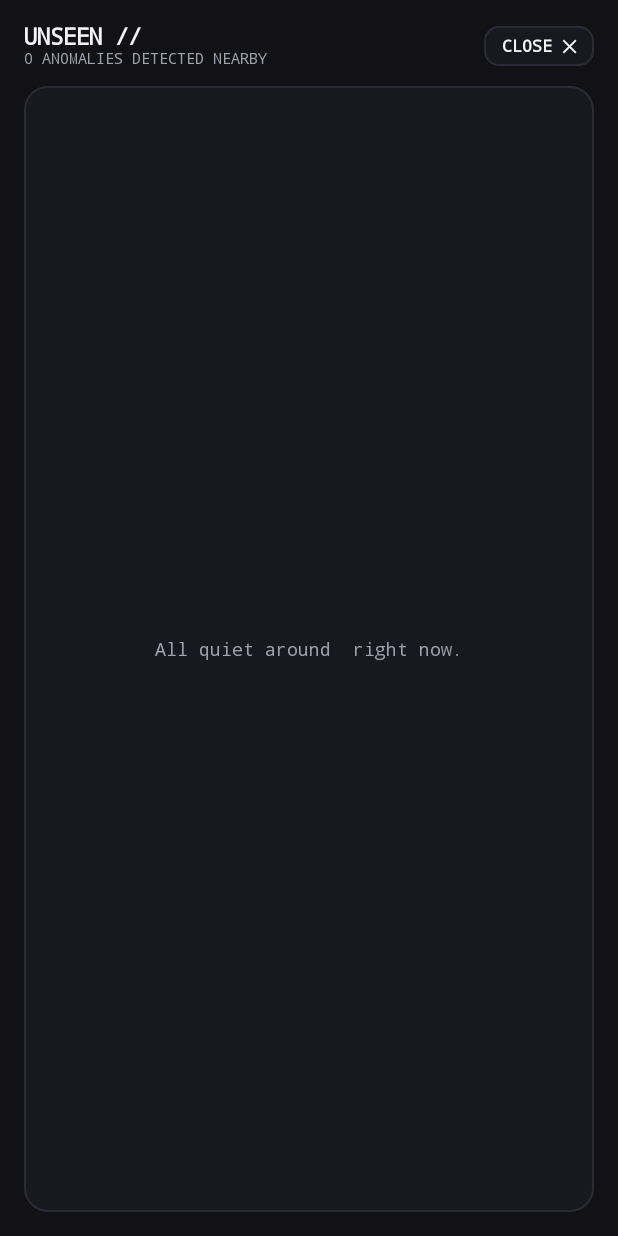
After one commit to voxquietam/voxdock, an Android app built with Jetpack Compose: the composable UnseenOverlay called with empty values, on a phone screen of 412 x 824 dp. The commit adds this screen. Run offline under Robolectric (Android 15) with nearby library versions, the phone set to English and light mode, and no system bars.

Commit message:
Open fullscreen Unseen anomalies overlay on tile tap

```diff
--- /dev/null
+++ b/android/app/src/main/java/com/vox/voxdock/ui/UnseenOverlay.kt
@@ -0,0 +1,168 @@
+package com.vox.voxdock.ui
+
+import androidx.compose.foundation.background
+import androidx.compose.foundation.border
+import androidx.compose.foundation.clickable
+import androidx.compose.foundation.layout.*
+import androidx.compose.foundation.lazy.LazyColumn
+import androidx.compose.foundation.lazy.items
+import androidx.compose.foundation.shape.RoundedCornerShape
+import androidx.compose.material3.Text
+import androidx.compose.runtime.Composable
+import androidx.compose.ui.Alignment
+import androidx.compose.ui.Modifier
+import androidx.compose.ui.draw.clip
+import androidx.compose.ui.graphics.Color
+import androidx.compose.ui.text.font.FontFamily
+import androidx.compose.ui.text.font.FontWeight
+import androidx.compose.ui.unit.dp
+import androidx.compose.ui.unit.sp
+import com.vox.voxdock.data.UnseenFinding
+import com.vox.voxdock.ui.theme.LocalVoxPalette
+
+private fun unseenAccent(category: String): Color = when (category) {
+    "sea" -> Color(0xFF06B6D4)
+    "air" -> Color(0xFFF59E0B)
+    "quake" -> Color(0xFFFB7185)
+    "space" -> Color(0xFF818CF8)
+    "bio" -> Color(0xFF34D399)
+    else -> Color(0xFF38BDF8)
+}
+
+@Composable
+fun UnseenOverlay(
+    city: String,
+    findings: List<UnseenFinding>,
+    onClose: () -> Unit
+) {
+    val p = LocalVoxPalette.current
+
+    Column(
+        modifier = Modifier
+            .fillMaxSize()
+            .background(p.bg)
+            .safeDrawingPadding()
+            .padding(16.dp),
+        verticalArrangement = Arrangement.spacedBy(12.dp)
+    ) {
+        Row(
+            modifier = Modifier.fillMaxWidth(),
+            horizontalArrangement = Arrangement.SpaceBetween,
+            verticalAlignment = Alignment.CenterVertically
+        ) {
+            Column {
+                Text(
+                    text = "UNSEEN // ${city.uppercase()}",
+                    color = p.text,
+                    fontFamily = FontFamily.Monospace,
+                    fontWeight = FontWeight.Bold,
+                    fontSize = 15.sp
+                )
+                Text(
+                    text = "${findings.size} ANOMALIES DETECTED NEARBY",
+                    color = p.muted,
+                    fontFamily = FontFamily.Monospace,
+                    fontSize = 10.sp
+                )
+            }
+            Box(
+                modifier = Modifier
+                    .border(1.dp, p.border, RoundedCornerShape(10.dp))
+                    .background(p.card, RoundedCornerShape(10.dp))
+                    .clickable { onClose() }
+                    .padding(horizontal = 12.dp, vertical = 6.dp)
+            ) {
+                Text(
+                    text = "CLOSE ✕",
+                    color = p.text,
+                    fontFamily = FontFamily.Monospace,
+                    fontWeight = FontWeight.Bold,
+                    fontSize = 11.sp
+                )
+            }
+        }
+
+        if (findings.isEmpty()) {
+            Box(
+                modifier = Modifier
+                    .weight(1f)
+                    .fillMaxWidth()
+                    .border(1.dp, p.border, RoundedCornerShape(16.dp))
+                    .background(p.card, RoundedCornerShape(16.dp)),
+                contentAlignment = Alignment.Center
+            ) {
+                Text(
+                    text = "All quiet around $city right now.",
+                    color = p.muted,
+                    fontFamily = FontFamily.Monospace,
+                    fontSize = 12.sp
+                )
+            }
+        } else {
+            LazyColumn(
+                modifier = Modifier.weight(1f),
+                verticalArrangement = Arrangement.spacedBy(10.dp)
+            ) {
+                items(findings, key = { it.id }) { item ->
+                    val accent = unseenAccent(item.category)
+                    Column(
+                        modifier = Modifier
+                            .fillMaxWidth()
+                            .border(1.dp, accent.copy(alpha = 0.45f), RoundedCornerShape(16.dp))
+                            .background(p.card, RoundedCornerShape(16.dp))
+                            .padding(14.dp),
+                        verticalArrangement = Arrangement.spacedBy(6.dp)
+                    ) {
+                        Row(
+                            modifier = Modifier.fillMaxWidth(),
+                            horizontalArrangement = Arrangement.SpaceBetween,
+                            verticalAlignment = Alignment.CenterVertically
+                        ) {
+                            Text(
+                                text = "◈ ${item.category.uppercase()} · ${item.metric}",
+                                color = accent,
+                                fontFamily = FontFamily.Monospace,
+                                fontWeight = FontWeight.Bold,
+                                fontSize = 10.sp
+                            )
+                            Text(
+                                text = "score ${"%.1f".format(item.score)} / 3.0",
+                                color = p.muted,
+                                fontFamily = FontFamily.Monospace,
+                                fontSize = 10.sp
+                            )
+                        }
+                        Text(
+                            text = item.title,
+                            color = p.text,
+                            fontFamily = FontFamily.Monospace,
+                            fontWeight = FontWeight.Bold,
+                            fontSize = 13.sp
+                        )
+                        Text(
+                            text = item.explanation,
+                            color = p.muted,
+                            fontFamily = FontFamily.Monospace,
+                            fontSize = 11.sp
+                        )
+                        val frac = (item.score / 3.0).toFloat().coerceIn(0.08f, 1f)
+                        Box(
+                            modifier = Modifier
+                                .fillMaxWidth()
+                                .height(5.dp)
+                                .clip(RoundedCornerShape(3.dp))
+                                .background(p.border)
+                        ) {
+                            Box(
+                                modifier = Modifier
+                                    .fillMaxWidth(frac)
+                                    .fillMaxHeight()
+                                    .background(accent)
+                            )
+                        }
+                    }
+                }
+            }
+        }
+    }
+}
```
Also changed, not shown: android/app/src/main/java/com/vox/voxdock/MainActivity.kt (+11 -1 lines), android/app/src/main/java/com/vox/voxdock/ui/DashboardScreen.kt (+6 -13 lines).
